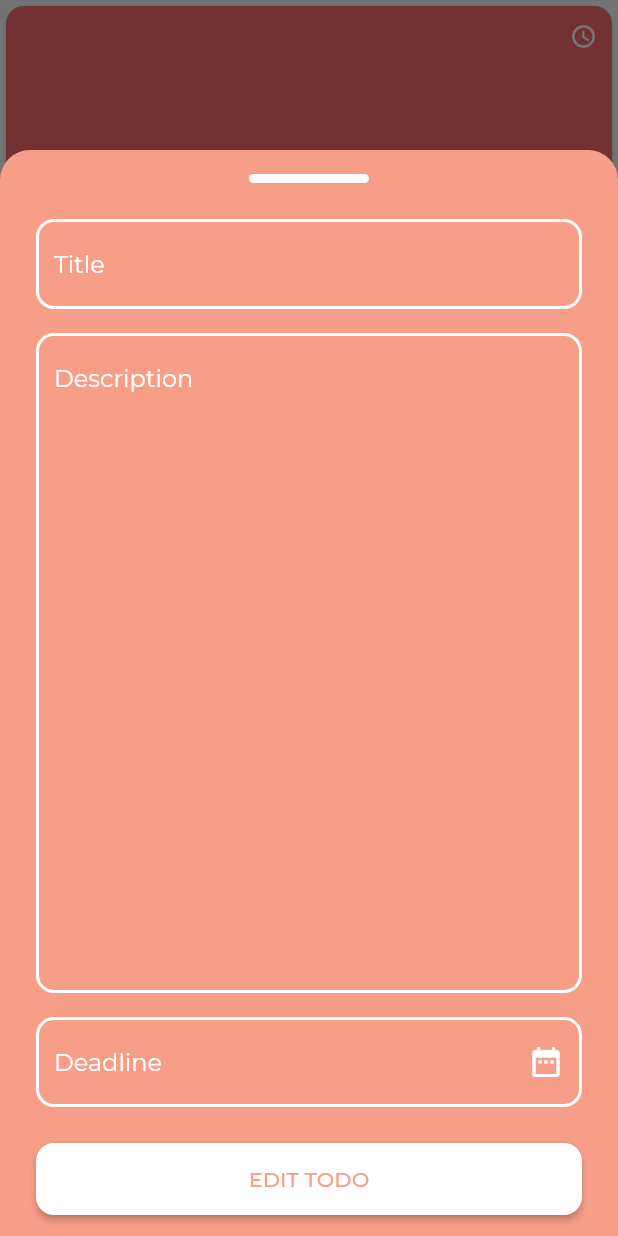
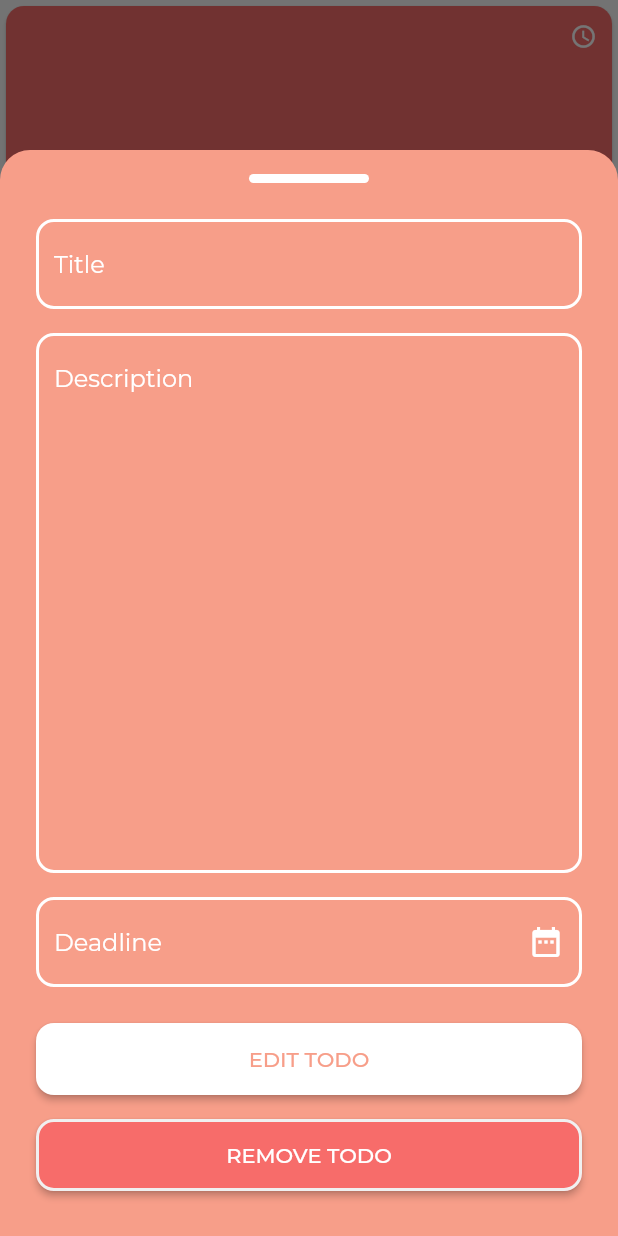
Before and after one commit to teddyrahsyah/simple-todo-app-provider, a Flutter app: the CustomListTile widget shown alone on an empty page, opened directly with empty values, after a tap on "Deadline at", on a phone screen of 412 x 824 dp. Run offline on Flutter 3.47's test engine with Material 2 defaults, Android fonts, the phone set to English and light mode, and no system bars; our stand-ins replace google_fonts.

Commit message:
finished all functionality

```diff
--- a/lib/providers/todo_list_provider.dart
+++ b/lib/providers/todo_list_provider.dart
@@ -15,4 +15,9 @@ class TodoListProvider extends ChangeNotifier {
     _todoList[_todoList.indexWhere((element) => element.id == todo.id)] = todo;
     notifyListeners();
   }
+
+  void removeTodo(TodoModel todo) {
+    _todoList = _todoList.where((element) => element.id != todo.id).toList();
+    notifyListeners();
+  }
 }
--- a/lib/screens/home_screen.dart
+++ b/lib/screens/home_screen.dart
@@ -59,7 +59,8 @@ class HomeScreen extends StatelessWidget {
                     )
                   ],
                 )
-              : Column(
+              : SingleChildScrollView(
+                child: Column(
                     children: [
                       Center(
                         child: Text(
@@ -82,6 +83,7 @@ class HomeScreen extends StatelessWidget {
                         ),
                       )
                     ],
+                  ),
               )),
       floatingActionButton: FloatingActionButton(
         onPressed: () {
@@ -111,8 +113,12 @@ class CustomListTile extends StatelessWidget {
 
   @override
   Widget build(BuildContext context) {
-    return Container(
-      margin: const EdgeInsets.only(bottom: 10),
+    return Card(
+      shape: RoundedRectangleBorder(
+        borderRadius: BorderRadius.circular(12),
+        //set border radius more than 50% of height and width to make circle
+      ),
+      color: primary,
       child: InkWell(
         onTap: () {
           showModalBottomSheet(
@@ -128,12 +134,6 @@ class CustomListTile extends StatelessWidget {
             ),
           );
         },
-        child: Card(
-          shape: RoundedRectangleBorder(
-            borderRadius: BorderRadius.circular(12),
-            //set border radius more than 50% of height and width to make circle
-          ),
-          color: primary,
         child: Container(
           height: 120,
           padding: const EdgeInsets.only(
@@ -176,7 +176,6 @@ class CustomListTile extends StatelessWidget {
           ),
         ),
       ),
-      ),
     );
   }
 }
--- a/lib/widgets/add_edit_todo_widget.dart
+++ b/lib/widgets/add_edit_todo_widget.dart
@@ -20,7 +20,6 @@ class AddEditTodoWidget extends StatefulWidget {
 }
 
 class _AddEditTodoWidgetState extends State<AddEditTodoWidget> {
-
   final TextEditingController titleController = TextEditingController();
   final TextEditingController descriptionController = TextEditingController();
   final TextEditingController deadlineController = TextEditingController();
@@ -50,7 +49,7 @@ class _AddEditTodoWidgetState extends State<AddEditTodoWidget> {
             CustomTextField(
               labelText: "Description",
               controller: descriptionController,
-              maxLines: 20,
+              maxLines: widget.todo != null ? 16 : 20,
               margin: const EdgeInsets.only(bottom: 16),
             ),
             CustomTextField(
@@ -120,7 +119,7 @@ class _AddEditTodoWidgetState extends State<AddEditTodoWidget> {
                   shape: RoundedRectangleBorder(
                       borderRadius: BorderRadius.circular(12))),
               child: Text(
-                widget.isAddButton ? "ADD TODO" : "EDIT TODO",
+                widget.todo != null ? "EDIT TODO" : "ADD TODO",
                 style: buttonTextStyle,
               ),
               onPressed: () {
@@ -160,6 +159,28 @@ class _AddEditTodoWidgetState extends State<AddEditTodoWidget> {
               },
             ),
           ),
+          if (widget.todo != null) ...[
+            Container(
+              width: double.infinity,
+              height: 48,
+              margin: const EdgeInsets.only(top: 16),
+              child: ElevatedButton(
+                style: ElevatedButton.styleFrom(
+                    primary: primary,
+                    shape: RoundedRectangleBorder(
+                        side: BorderSide(color: accent, width: 2),
+                        borderRadius: BorderRadius.circular(12))),
+                child: Text(
+                  "REMOVE TODO",
+                  style: buttonTextStyle.copyWith(color: white),
+                ),
+                onPressed: () {
+                  context.read<TodoListProvider>().removeTodo(widget.todo!);
+                  Navigator.pop(context);
+                },
+              ),
+            )
+          ]
         ],
       ),
     );
```
Lines whose indentation alone changed are shown as unchanged.
